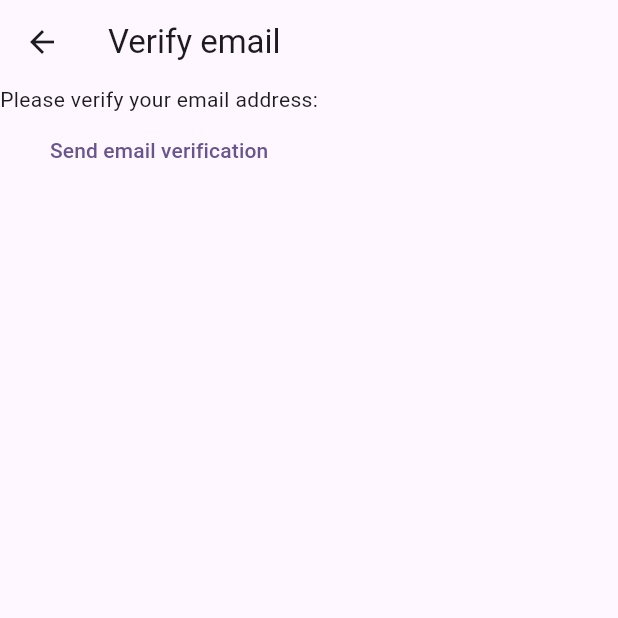
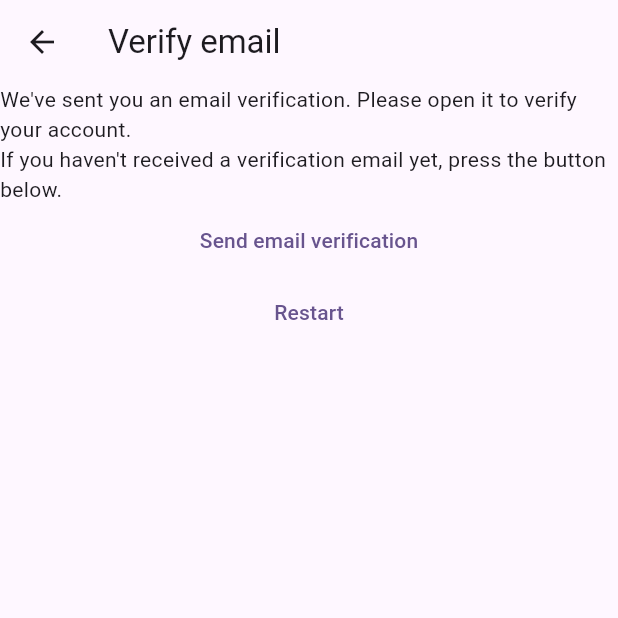
Before and after one commit to 7ing7ing/mynotes, a Flutter app: the VerifyEmailView screen opened directly, on a phone screen of 412 x 824 dp, the top half of it. Run offline on Flutter 3.47's test engine with Material 3 defaults, Android fonts, the phone set to English and light mode, and no system bars; our stand-ins replace firebase_auth, firebase_core; accounts and stored records are empty.

Commit message:
Error handling and restart screen on registration

```diff
--- a/lib/constants/routes.dart
+++ b/lib/constants/routes.dart
@@ -1,3 +1,4 @@
 const loginRoute = '/login/';
 const registerRoute = '/register/';
 const notesRoute = '/notes/';
+const verifyEmailRoute = '/verify-email/';
--- a/lib/main.dart
+++ b/lib/main.dart
@@ -19,6 +19,7 @@ void main() {
         loginRoute: (context) => const LoginView(),
         registerRoute: (context) => const RegisterView(),
         notesRoute: (context) => NotesView(),
+        verifyEmailRoute: (context) => VerifyEmailView(),
       },
     ),
   );
--- a/lib/views/verify_email_view.dart
+++ b/lib/views/verify_email_view.dart
@@ -1,5 +1,6 @@
 import 'package:firebase_auth/firebase_auth.dart';
 import 'package:flutter/material.dart';
+import 'package:mynotes/constants/routes.dart';
 
 class VerifyEmailView extends StatefulWidget {
   const VerifyEmailView({super.key});
@@ -15,7 +16,12 @@ class _VerifyEmailViewState extends State<VerifyEmailView> {
       appBar: AppBar(title: const Text('Verify email')),
       body: Column(
         children: [
-          const Text('Please verify your email address:'),
+          const Text(
+            "We've sent you an email verification. Please open it to verify your account.",
+          ),
+          const Text(
+            "If you haven't received a verification email yet, press the button below.",
+          ),
           TextButton(
             onPressed: () async {
               final user = FirebaseAuth.instance.currentUser;
@@ -23,6 +29,17 @@ class _VerifyEmailViewState extends State<VerifyEmailView> {
             },
             child: const Text('Send email verification'),
           ),
+          TextButton(
+            onPressed: () async {
+              await FirebaseAuth.instance.signOut();
+              if (context.mounted) {
+                Navigator.of(
+                  context,
+                ).pushNamedAndRemoveUntil(registerRoute, (route) => false);
+              }
+            },
+            child: const Text('Restart'),
+          ),
         ],
       ),
     );
```
Also changed, not shown: lib/views/login_view.dart (+9 -2 lines), lib/views/register_view.dart (+23 -8 lines).
